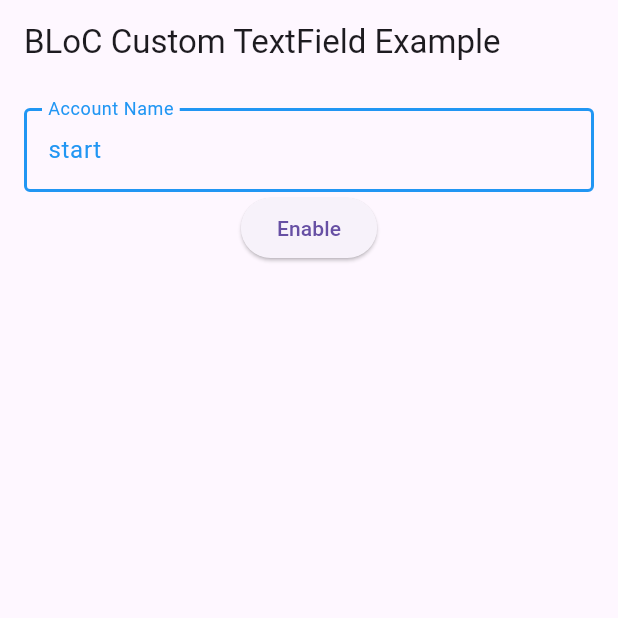
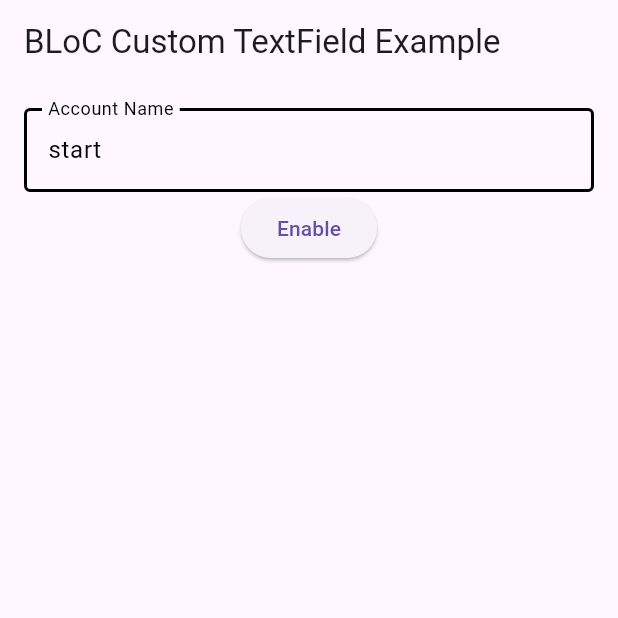
Before and after one commit to mk590901/Event-driven-BLoC-s-text-fields, a Flutter app: the screen it shows after launch, on a phone screen of 412 x 824 dp, the top half of it. Run offline on Flutter 3.47's test engine with Material 3 defaults, Android fonts, the phone set to English and light mode, and no system bars; our stand-ins replace flutter_bloc.

```diff
--- a/lib/state_machines/basic_state_machine.dart
+++ b/lib/core/basic_state_machine.dart
@@ -1,5 +1,4 @@
-import '../events/event.dart';
-import '../interfaces/i_sink.dart';
+import 'event.dart';
 import 'state.dart';
 import 'transaction.dart';
 
@@ -28,10 +27,8 @@ Failed to get transaction for [${getStateName(_currentState)}], event->${event}"
     }
     _currentState = transaction.state();
 
-    transaction.method()?.execute(
-        (event.getData() == null || event.getData() is! ISink)
-            ? event.getData()
-            : event.getData().uuid());
+    transaction.method()?.execute(event.getData());
+
     return _currentState;
   }
 
--- a/lib/state_machines/state.dart
+++ b/lib/core/state.dart
@@ -1,6 +1,6 @@
-import '../../state_machines/trans.dart';
-import '../../state_machines/transaction.dart';
-import '../events/event.dart';
+import 'trans.dart';
+import 'transaction.dart';
+import 'event.dart';
 
 class State {
   final Map<Type, Transaction> _transactions = <Type, Transaction>{};
--- a/lib/state_machines/trans.dart
+++ b/lib/core/trans.dart
@@ -1,5 +1,5 @@
-import '../events/event.dart';
-import '../interfaces/i_transition_method.dart';
+import 'event.dart';
+import './interfaces/i_transition_method.dart';
 
 class Trans {
   final Event _event;
--- a/lib/state_machines/transaction.dart
+++ b/lib/core/transaction.dart
@@ -1,4 +1,4 @@
-import '../interfaces/i_transition_method.dart';
+import './interfaces/i_transition_method.dart';
 
 class Transaction {
   final int _state;
--- a/lib/custom_text.dart
+++ b/lib/custom_text.dart
@@ -1,6 +1,6 @@
 import 'package:flutter/material.dart';
 import 'package:flutter_bloc/flutter_bloc.dart';
-import 'callback_fun_type.dart';
+import 'core/callback_fun_type.dart';
 import 'events/text_events.dart';
 import 'state_machines/text_bloc.dart';
 import 'states/text_state.dart';
@@ -16,9 +16,12 @@ class CustomText extends StatelessWidget {
   final String initText;
   final String hintText;
   final String labelText;
+  final Color textColorDisabled;
+  final Color textColorEnabled;
   final TextCapitalization capitalization;
 
   CustomText({super.key, this.initText = '', this.hintText = '', this.labelText = '',
+    this.textColorEnabled = Colors.black, this.textColorDisabled = Colors.grey,
     this.capitalization = TextCapitalization.none, this.callbackSubmitted, this.onChangedAction});
 
   @override
@@ -56,23 +59,23 @@ class CustomText extends StatelessWidget {
               debugPrint('Editing completed');
             },
             style: TextStyle(
-                color: state.state() == TextStates.disabled ? Colors.grey : Colors.blue),
+                color: state.state() == TextStates.disabled ? textColorDisabled : textColorEnabled),
             decoration: InputDecoration(
-              enabledBorder: const OutlineInputBorder(
-                borderSide: BorderSide(color: Colors.blue, width: 2.0),
+              enabledBorder: OutlineInputBorder(
+                borderSide: BorderSide(color: textColorEnabled, width: 2.0),
               ),
-              disabledBorder: const OutlineInputBorder(
-                borderSide: BorderSide(color: Colors.grey, width: 2.0),
+              disabledBorder: OutlineInputBorder(
+                borderSide: BorderSide(color: textColorDisabled, width: 2.0),
               ),
-              focusedBorder: const OutlineInputBorder(
-                borderSide: BorderSide(color: Colors.blue, width: 2.0),
+              focusedBorder: OutlineInputBorder(
+                borderSide: BorderSide(color: textColorEnabled, width: 2.0),
               ),
               hintText: hintText,
               hintStyle: TextStyle(
-                  color: state.state() == TextStates.disabled ? Colors.grey : Colors.blue),
+                  color: state.state() == TextStates.disabled ? textColorDisabled : textColorEnabled),
               labelText: labelText,
               labelStyle: TextStyle(
-                  color: state.state() == TextStates.disabled ? Colors.grey : Colors.blue),
+                  color: state.state() == TextStates.disabled ? textColorDisabled : textColorEnabled),
             ),
           );
         },
--- a/lib/events/text_events.dart
+++ b/lib/events/text_events.dart
@@ -1,4 +1,4 @@
-import '../events/event.dart';
+import '../core/event.dart';
 
 //  Button events
 class Submitted<T> extends Event<T> {
--- a/lib/interfaces/i_sink.dart
+++ /dev/null
@@ -1,6 +0,0 @@
-abstract class ISink<T> {
-  String? uuid();
-  bool? progress();
-  DateTime? dateTime();
-  T? data();
-}
--- a/lib/state_machines/text_bloc.dart
+++ b/lib/state_machines/text_bloc.dart
@@ -1,7 +1,7 @@
 import 'package:flutter_bloc/flutter_bloc.dart';
 import '../events/text_events.dart';
-import '../events/event.dart';
-import '../state_machines/basic_state_machine.dart';
+import '../core/event.dart';
+import '../core/basic_state_machine.dart';
 import '../state_machines/text_state_machine.dart';
 import '../states/text_state.dart';
 
--- a/lib/state_machines/trans_methods.dart
+++ b/lib/state_machines/trans_methods.dart
@@ -1,4 +1,4 @@
-import '../interfaces/i_transition_method.dart';
+import '../core/interfaces/i_transition_method.dart';
 
 class OnSubmitted implements ITransitionMethod {
   @override
```
Also changed, not shown: lib/state_machines/text_state_machine.dart (+5 -5 lines), lib/core/callback_fun_type.dart (renamed from lib/callback_fun_type.dart), lib/core/event.dart (renamed from lib/events/event.dart), lib/core/interfaces/i_click.dart (renamed from lib/interfaces/i_click.dart), lib/core/interfaces/i_transition_method.dart (renamed from lib/interfaces/i_transition_method.dart).
